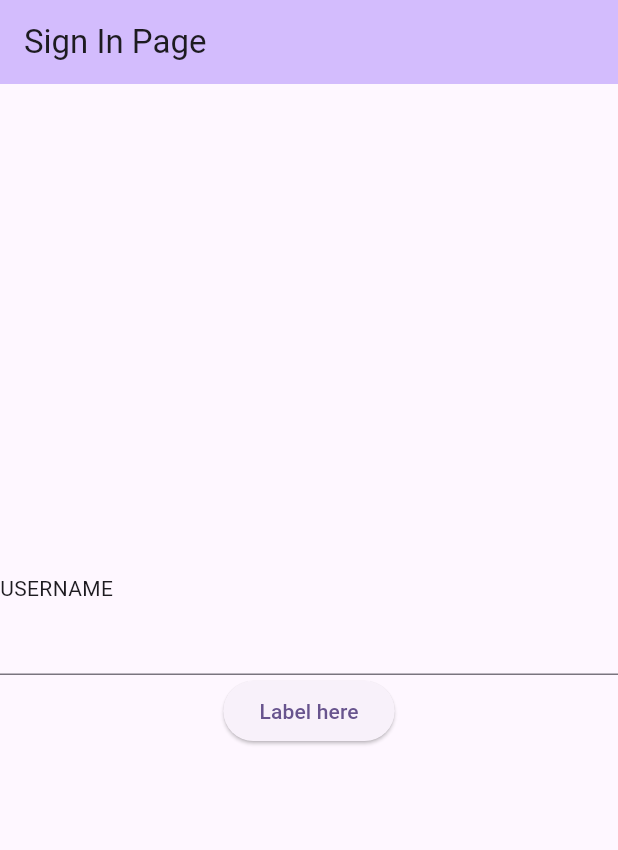
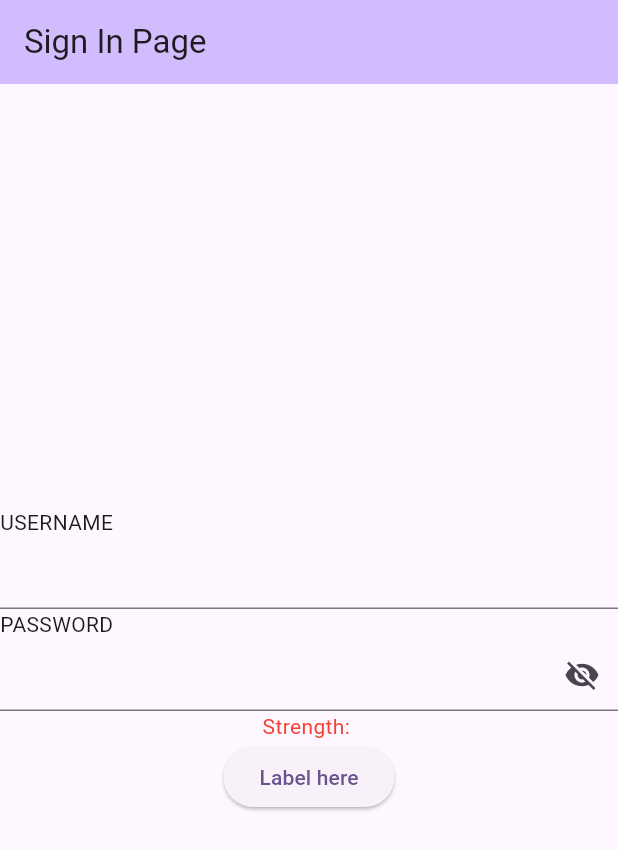
Before and after one commit to ciit-thedannified/cs319_dart_playground, a Flutter app: the SignInPage screen opened directly, on a phone screen of 412 x 824 dp. Shown: the top 850 px of the screen. Run offline on Flutter 3.47's test engine with Material 3 defaults, Android fonts, the phone set to English and light mode, and no system bars; our stand-ins replace email_validator.

Commit message:
Task # 2 Finished - Added Password field and checker.
Added a password Strength checker and declarations for extra layer of security and obscured text is enabled and obscuringcharacter is (*).

```diff
--- a/lib/signin.dart
+++ b/lib/signin.dart
@@ -35,6 +35,27 @@ class _SignInPageState extends State<SignInPage> {
 
   final _username = TextEditingController();
   final _password = TextEditingController();
+
+  // Added some new declarations for the extra layer of security and can be added to the register.dart file if needed.
+  bool _isPasswordVisible = false; // Toggle password visibility
+  String _passwordStrength = ''; // To display password strength
+
+// Password Strength checker
+  void _checkPasswordStrength(String password){
+    if(password.length < 6){
+      setState((){
+        _passwordStrength = 'Weak';
+      });
+  } else if (password.length < 10){
+    setState((){
+      _passwordStrength = 'Medium';
+    });
+  } else{
+    setState((){
+      _passwordStrength = 'Strong';
+    });
+  }
+}
 
   @override
   Widget build(BuildContext context) {
@@ -79,8 +100,35 @@ class _SignInPageState extends State<SignInPage> {
              */
 
             // TASK #2 STARTS HERE
-
-
+            Wrap(
+              children: <Widget>[
+                const Text ("PASSWORD"),
+                TextField(
+                  controller: _password,
+                  obscureText: !_isPasswordVisible, // Toggle password Visibility
+                  obscuringCharacter: '*', // Asterisk to hide characters
+                  onChanged: (value) => _checkPasswordStrength(value), // Check password Strength
+                  decoration: InputDecoration( // InputDecoration will provide UI for the TextField
+                    suffixIcon: IconButton( //Suffix Icon to toggle the password Visibility (Eye Icon)
+                      icon: Icon(
+                        _isPasswordVisible ? Icons.visibility : Icons.visibility_off,
+                      ), //toggle the password Visbility state when the icon is pressed
+                      onPressed: () {
+                        setState(() {
+                          _isPasswordVisible = !_isPasswordVisible;
+                      });
+                      },
+                    ),
+                  ),
+                ),
+              ],
+            ),
+            Text(
+              'Strength: $_passwordStrength', // show password strength (Weak, Medium, Strong)
+              style: TextStyle( // Change the text Color based on the password strength (Green = Strong, Medium = Orange, Red = Weak)
+                color: _passwordStrength == "Strong" ? Colors.green : _passwordStrength == "Medium" ? Colors.orange : Colors.red,
+              ),
+            ),
             // TASK #2 ENDS HERE
 
             /*
```
